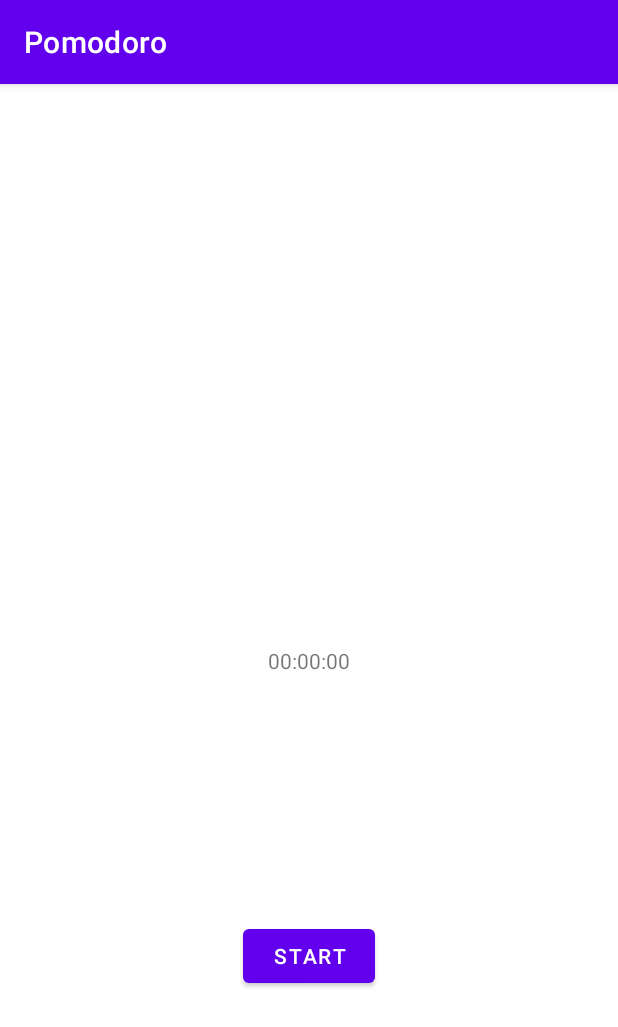
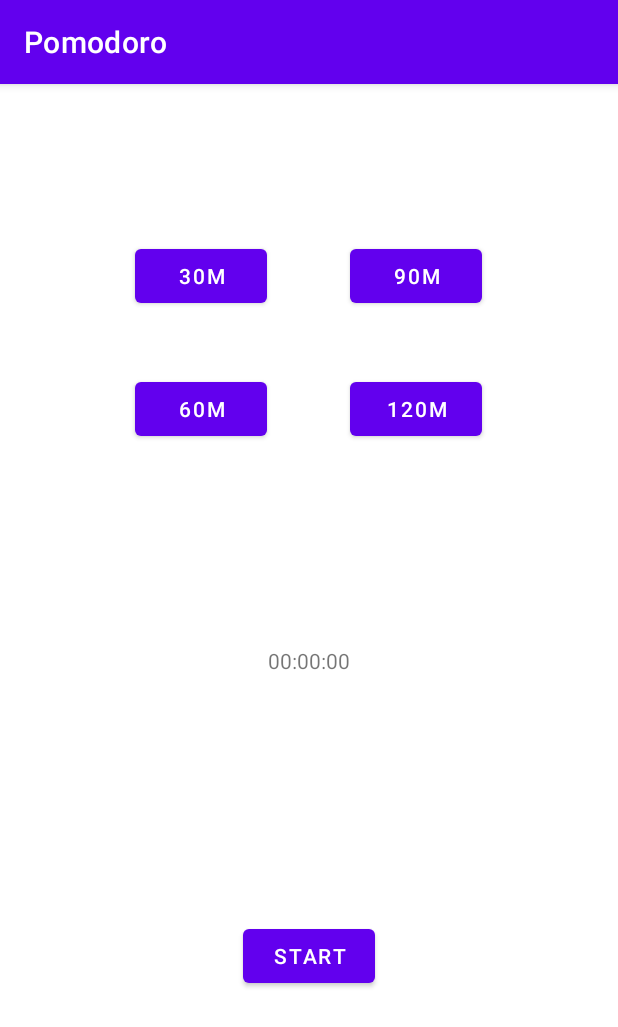
Before and after one commit to UiA-IKT-205/hakonMikaelsen, an Android app: the screen it shows after launch (MainActivity), on a phone screen of 412 x 824 dp. Shown: the top 1027 px of the screen. Run offline under Robolectric (Android 15) with nearby library versions, the phone set to English and light mode, and no system bars.

Commit message:
Added buttons 30,60,90,120

```diff
--- a/Pomodoro/app/src/main/java/no/uia/ikt205/pomodoro/MainActivity.kt
+++ b/Pomodoro/app/src/main/java/no/uia/ikt205/pomodoro/MainActivity.kt
@@ -13,22 +13,49 @@ class MainActivity : AppCompatActivity() {
 
     lateinit var timer:CountDownTimer
     lateinit var startButton:Button
+    lateinit var btn30:Button
+    lateinit var btn60:Button
+    lateinit var btn90:Button
+    lateinit var btn120:Button
     lateinit var coutdownDisplay:TextView
 
-    val timeToCountDownInMs = 5000L
-    val timeTicks = 1000L
+    var timeToCountDownInMs = 5000L
+    var timeTicks = 1000L
+
 
     override fun onCreate(savedInstanceState: Bundle?) {
         super.onCreate(savedInstanceState)
         setContentView(R.layout.activity_main)
 
-       startButton = findViewById<Button>(R.id.startCountdownButton)
-       startButton.setOnClickListener(){
-           startCountDown(it)
-       }
+        startButton = findViewById<Button>(R.id.startCountdownButton)
+        startButton.setOnClickListener(){
+            startCountDown(it)
+        }
+
+        btn30 = findViewById<Button>(R.id.setbtn30)
+        btn30.setOnClickListener(){
+            setbtn30()
+        }
+
+        btn60 = findViewById<Button>(R.id.setbtn60)
+        btn60.setOnClickListener(){
+            setbtn60()
+        }
+
+        btn90 = findViewById<Button>(R.id.setbtn90)
+        btn90.setOnClickListener(){
+            setbtn90()
+        }
+
+        btn120 = findViewById<Button>(R.id.setbtn120)
+        btn120.setOnClickListener(){
+            setbtn120()
+        }
+
        coutdownDisplay = findViewById<TextView>(R.id.countDownView)
 
     }
+
 
     fun startCountDown(v: View){
 
@@ -45,6 +72,22 @@ class MainActivity : AppCompatActivity() {
         timer.start()
     }
 
+    fun setbtn30(){
+        timeToCountDownInMs = 1800000L
+    }
+
+    fun setbtn60(){
+        timeToCountDownInMs = 3600000L
+    }
+
+    fun setbtn90(){
+        timeToCountDownInMs = 5400000L
+    }
+
+    fun setbtn120(){
+        timeToCountDownInMs = 7200000L
+    }
+
     fun updateCountDownDisplay(timeInMs:Long){
         coutdownDisplay.text = millisecondsToDescriptiveTime(timeInMs)
     }
--- a/Pomodoro/app/src/main/res/layout/activity_main.xml
+++ b/Pomodoro/app/src/main/res/layout/activity_main.xml
@@ -26,5 +26,52 @@
         app:layout_constraintStart_toStartOf="parent"
         app:layout_constraintTop_toBottomOf="@+id/countDownView" />
 
+    <Button
+        android:id="@+id/setbtn30"
+        android:layout_width="wrap_content"
+        android:layout_height="wrap_content"
+        android:text="@string/thirtymin"
+        app:layout_constraintBottom_toBottomOf="parent"
+        app:layout_constraintEnd_toEndOf="parent"
+        app:layout_constraintHorizontal_bias="0.278"
+        app:layout_constraintStart_toStartOf="parent"
+        app:layout_constraintTop_toTopOf="parent"
+        app:layout_constraintVertical_bias="0.144" />
+
+    <Button
+        android:id="@+id/setbtn60"
+        android:layout_width="wrap_content"
+        android:layout_height="wrap_content"
+        android:text="@string/sixtymin"
+        app:layout_constraintBottom_toBottomOf="parent"
+        app:layout_constraintEnd_toEndOf="parent"
+        app:layout_constraintHorizontal_bias="0.278"
+        app:layout_constraintStart_toStartOf="parent"
+        app:layout_constraintTop_toTopOf="parent"
+        app:layout_constraintVertical_bias="0.268" />
+
+    <Button
+        android:id="@+id/setbtn90"
+        android:layout_width="wrap_content"
+        android:layout_height="wrap_content"
+        android:text="@string/ninetymin"
+        app:layout_constraintBottom_toBottomOf="parent"
+        app:layout_constraintEnd_toEndOf="parent"
+        app:layout_constraintHorizontal_bias="0.721"
+        app:layout_constraintStart_toStartOf="parent"
+        app:layout_constraintTop_toTopOf="parent"
+        app:layout_constraintVertical_bias="0.144" />
+
+    <Button
+        android:id="@+id/setbtn120"
+        android:layout_width="wrap_content"
+        android:layout_height="wrap_content"
+        android:text="@string/onetwentymin"
+        app:layout_constraintBottom_toBottomOf="parent"
+        app:layout_constraintEnd_toEndOf="parent"
+        app:layout_constraintHorizontal_bias="0.721"
+        app:layout_constraintStart_toStartOf="parent"
+        app:layout_constraintTop_toTopOf="parent"
+        app:layout_constraintVertical_bias="0.268" />
 
 </androidx.constraintlayout.widget.ConstraintLayout>
--- a/Pomodoro/app/src/main/res/values/strings.xml
+++ b/Pomodoro/app/src/main/res/values/strings.xml
@@ -2,4 +2,8 @@
     <string name="app_name">Pomodoro</string>
     <string name="default_time_display">00:00:00</string>
     <string name="startButtonText">Start</string>
+    <string name="thirtymin">30m</string>
+    <string name="sixtymin">60m</string>
+    <string name="ninetymin">90m</string>
+    <string name="onetwentymin">120m</string>
 </resources>
--- a/Pomodoro/build.gradle
+++ b/Pomodoro/build.gradle
@@ -6,7 +6,7 @@ buildscript {
         jcenter()
     }
     dependencies {
-        classpath "com.android.tools.build:gradle:4.2.0-beta02"
+        classpath 'com.android.tools.build:gradle:4.2.0-beta03'
         classpath "org.jetbrains.kotlin:kotlin-gradle-plugin:$kotlin_version"
 
         // NOTE: Do not place your application dependencies here; they belong
```
